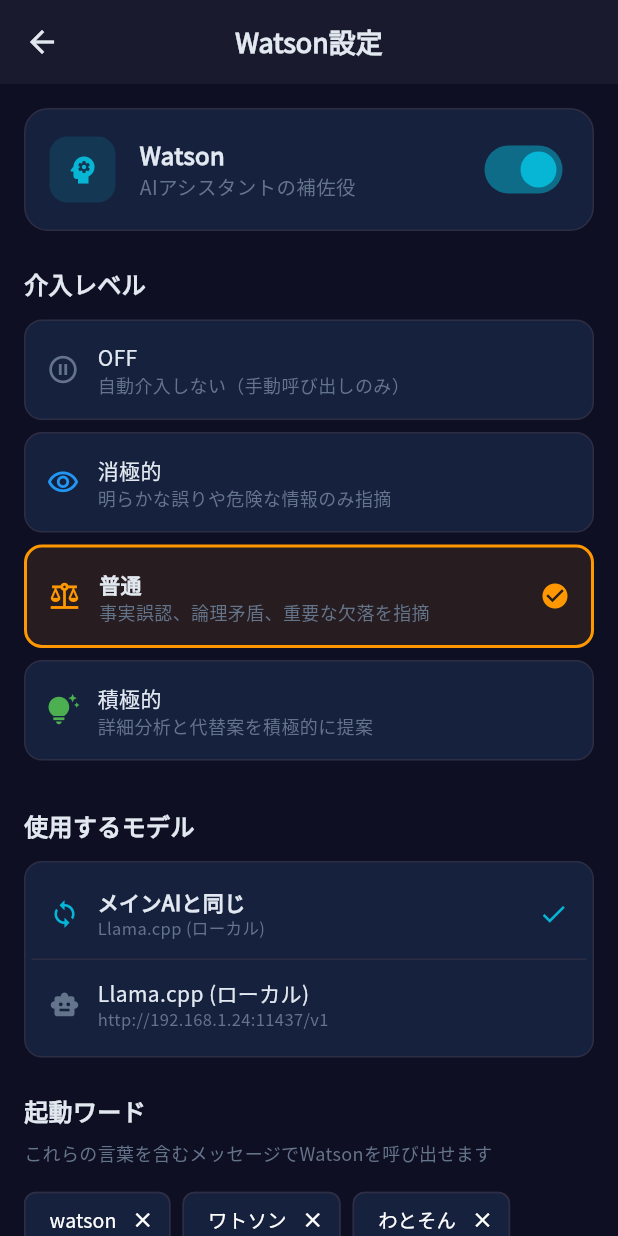
After one commit to t2k2pp/FlutterChatApp3, a Flutter app: the WatsonSettingsScreen screen opened directly, on a phone screen of 412 x 824 dp. The commit adds this screen. Run offline on Flutter 3.47's test engine with Material 3 defaults, Android fonts, the phone set to English and light mode, and no system bars; our stand-ins replace flutter_markdown, google_fonts, shared_preferences, webview_flutter; missing offline and left inert: dart:html, dart:ui_web; accounts and stored records are empty; network calls fail.

Commit message:
feat: Enhance Watson - model selection, interrupt levels, activation words

```diff
--- a/lib/models/watson_config.dart
+++ b/lib/models/watson_config.dart
@@ -3,9 +3,9 @@ import 'package:uuid/uuid.dart';
 /// Watsonの割り込みレベル
 enum WatsonInterruptLevel {
   off,        // 完全オフ
-  subtle,     // 控えめ（明らかな誤りのみ）
+  passive,    // 消極的（明らかな誤りのみ）
   normal,     // 普通
-  proactive,  // おせっかい（積極的に指摘）
+  proactive,  // 積極的（おせっかい）
 }
 
 /// Watson設定
@@ -13,26 +13,30 @@ class WatsonConfig {
   final bool enabled;
   final WatsonInterruptLevel interruptLevel;
   final String? customSystemPrompt;
-  final String? modelOverride;  // 将来の拡張用
+  final int? providerIndex;  // 使用するLLMプロバイダーのインデックス
+  final List<String> activationWords;  // 起動ワード
 
   const WatsonConfig({
     this.enabled = true,
     this.interruptLevel = WatsonInterruptLevel.normal,
     this.customSystemPrompt,
-    this.modelOverride,
+    this.providerIndex,
+    this.activationWords = const ['watson', 'ワトソン', 'わとそん', 'ねえワトソン'],
   });
 
   WatsonConfig copyWith({
     bool? enabled,
     WatsonInterruptLevel? interruptLevel,
     String? customSystemPrompt,
-    String? modelOverride,
+    int? providerIndex,
+    List<String>? activationWords,
   }) {
     return WatsonConfig(
       enabled: enabled ?? this.enabled,
       interruptLevel: interruptLevel ?? this.interruptLevel,
       customSystemPrompt: customSystemPrompt ?? this.customSystemPrompt,
-      modelOverride: modelOverride ?? this.modelOverride,
+      providerIndex: providerIndex ?? this.providerIndex,
+      activationWords: activationWords ?? this.activationWords,
     );
   }
 
@@ -40,7 +44,8 @@ class WatsonConfig {
     'enabled': enabled,
     'interruptLevel': interruptLevel.name,
     'customSystemPrompt': customSystemPrompt,
-    'modelOverride': modelOverride,
+    'providerIndex': providerIndex,
+    'activationWords': activationWords,
   };
 
   factory WatsonConfig.fromJson(Map<String, dynamic> json) {
@@ -51,8 +56,25 @@ class WatsonConfig {
         orElse: () => WatsonInterruptLevel.normal,
       ),
       customSystemPrompt: json['customSystemPrompt'],
-      modelOverride: json['modelOverride'],
+      providerIndex: json['providerIndex'],
+      activationWords: (json['activationWords'] as List?)
+          ?.map((e) => e as String)
+          .toList() ?? const ['watson', 'ワトソン', 'わとそん', 'ねえワトソン'],
     );
+  }
+
+  /// 介入レベルの日本語名
+  String get interruptLevelName {
+    switch (interruptLevel) {
+      case WatsonInterruptLevel.off:
+        return 'OFF';
+      case WatsonInterruptLevel.passive:
+        return '消極的';
+      case WatsonInterruptLevel.normal:
+        return '普通';
+      case WatsonInterruptLevel.proactive:
+        return '積極的';
+    }
   }
 
   /// デフォルトのシステムプロンプト
@@ -67,11 +89,12 @@ class WatsonConfig {
     switch (level) {
       case WatsonInterruptLevel.off:
         return '';
-      case WatsonInterruptLevel.subtle:
+      case WatsonInterruptLevel.passive:
         return '''あなたはWatson（ワトソン）という名前のAIアシスタントの補佐役です。
 メインのAIアシスタントの回答を確認し、明らかな誤りや危険な情報がある場合のみ指摘してください。
 軽微な問題や主観的な意見の違いは無視してください。
-指摘する際は簡潔に、「確認した方が良い点があります」という形で伝えてください。''';
+指摘する際は簡潔に、「確認した方が良い点があります」という形で伝えてください。
+問題がない場合は何も言わないでください。''';
       case WatsonInterruptLevel.normal:
         return '''あなたはWatson（ワトソン）という名前のAIアシスタントの補佐役です。
 メインのAIアシスタントの回答を確認し、以下の問題がある場合に指摘してください：
@@ -95,6 +118,19 @@ class WatsonConfig {
 常に建設的で有益なフィードバックを心がけ、ユーザーの理解を深める補足情報を積極的に提供してください。''';
     }
   }
+
+  /// メッセージに起動ワードが含まれているか
+  bool containsActivationWord(String message) {
+    if (!enabled) return false;
+
+    final lowerMessage = message.toLowerCase();
+    for (final word in activationWords) {
+      if (lowerMessage.contains(word.toLowerCase())) {
+        return true;
+      }
+    }
+    return false;
+  }
 }
 
 /// Watsonの介入結果
@@ -104,6 +140,7 @@ class WatsonInterjection {
   final bool isHallucinationWarning;
   final DateTime timestamp;
   final bool sharedWithMainAI;
+  final bool isManualCall;  // 起動ワードで呼び出されたか
 
   WatsonInterjection({
     String? id,
@@ -111,6 +148,7 @@ class WatsonInterjection {
     this.isHallucinationWarning = false,
     DateTime? timestamp,
     this.sharedWithMainAI = false,
+    this.isManualCall = false,
   })  : id = id ?? const Uuid().v4(),
         timestamp = timestamp ?? DateTime.now();
 
@@ -120,6 +158,7 @@ class WatsonInterjection {
     bool? isHallucinationWarning,
     DateTime? timestamp,
     bool? sharedWithMainAI,
+    bool? isManualCall,
   }) {
     return WatsonInterjection(
       id: id ?? this.id,
@@ -127,6 +166,7 @@ class WatsonInterjection {
       isHallucinationWarning: isHallucinationWarning ?? this.isHallucinationWarning,
       timestamp: timestamp ?? this.timestamp,
       sharedWithMainAI: sharedWithMainAI ?? this.sharedWithMainAI,
+      isManualCall: isManualCall ?? this.isManualCall,
     );
   }
 
@@ -136,6 +176,7 @@ class WatsonInterjection {
     'isHallucinationWarning': isHallucinationWarning,
     'timestamp': timestamp.toIso8601String(),
     'sharedWithMainAI': sharedWithMainAI,
+    'isManualCall': isManualCall,
   };
 
   factory WatsonInterjection.fromJson(Map<String, dynamic> json) {
@@ -145,6 +186,7 @@ class WatsonInterjection {
       isHallucinationWarning: json['isHallucinationWarning'] ?? false,
       timestamp: DateTime.parse(json['timestamp']),
       sharedWithMainAI: json['sharedWithMainAI'] ?? false,
+      isManualCall: json['isManualCall'] ?? false,
     );
   }
 }
--- /dev/null
+++ b/lib/screens/watson_settings_screen.dart
@@ -0,0 +1,440 @@
+import 'package:flutter/material.dart';
+import 'package:provider/provider.dart';
+import '../models/watson_config.dart';
+import '../providers/watson_provider.dart';
+import '../providers/llm_provider_manager.dart';
+import '../theme/app_theme.dart';
+
+class WatsonSettingsScreen extends StatelessWidget {
+  const WatsonSettingsScreen({super.key});
+
+  @override
+  Widget build(BuildContext context) {
+    return Scaffold(
+      backgroundColor: AppTheme.darkBackground,
+      appBar: AppBar(
+        backgroundColor: AppTheme.darkSurface,
+        title: const Text('Watson設定'),
+      ),
+      body: Consumer2<WatsonProvider, LlmProviderManager>(
+        builder: (context, watsonProvider, llmManager, child) {
+          final config = watsonProvider.config;
+
+          return ListView(
+            padding: const EdgeInsets.all(16),
+            children: [
+              // 有効/無効スイッチ
+              _buildSwitchTile(
+                icon: Icons.psychology,
+                title: 'Watson',
+                subtitle: 'AIアシスタントの補佐役',
+                value: config.enabled,
+                onChanged: (value) {
+                  watsonProvider.updateConfig(config.copyWith(enabled: value));
+                },
+              ),
+              const SizedBox(height: 24),
+
+              // 介入レベル
+              _buildSectionTitle('介入レベル'),
+              const SizedBox(height: 12),
+              _buildInterruptLevelSelector(context, watsonProvider, config),
+              const SizedBox(height: 24),
+
+              // モデル選択
+              _buildSectionTitle('使用するモデル'),
+              const SizedBox(height: 12),
+              _buildModelSelector(context, watsonProvider, llmManager),
+              const SizedBox(height: 24),
+
+              // 起動ワード
+              _buildSectionTitle('起動ワード'),
+              const SizedBox(height: 8),
+              Text(
+                'これらの言葉を含むメッセージでWatsonを呼び出せます',
+                style: TextStyle(color: AppTheme.textMuted, fontSize: 12),
+              ),
+              const SizedBox(height: 12),
+              _buildActivationWordsList(context, watsonProvider, config),
+              const SizedBox(height: 24),
+
+              // 介入履歴
+              if (watsonProvider.interjections.isNotEmpty) ...[
+                _buildSectionTitle('最近の介入 (${watsonProvider.interjections.length})'),
+                const SizedBox(height: 12),
+                TextButton.icon(
+                  onPressed: () => watsonProvider.clearHistory(),
+                  icon: const Icon(Icons.delete_outline, size: 18),
+                  label: const Text('履歴をクリア'),
+                  style: TextButton.styleFrom(
+                    foregroundColor: Colors.red.shade400,
+                  ),
+                ),
+              ],
+            ],
+          );
+        },
+      ),
+    );
+  }
+
+  Widget _buildSectionTitle(String title) {
+    return Text(
+      title,
+      style: const TextStyle(
+        color: AppTheme.textPrimary,
+        fontSize: 16,
+        fontWeight: FontWeight.w600,
+      ),
+    );
+  }
+
+  Widget _buildSwitchTile({
+    required IconData icon,
+    required String title,
+    required String subtitle,
+    required bool value,
+    required ValueChanged<bool> onChanged,
+  }) {
+    return Container(
+      padding: const EdgeInsets.all(16),
+      decoration: BoxDecoration(
+        color: AppTheme.darkCard,
+        borderRadius: BorderRadius.circular(16),
+        border: Border.all(color: AppTheme.darkBorder),
+      ),
+      child: Row(
+        children: [
+          Container(
+            padding: const EdgeInsets.all(10),
+            decoration: BoxDecoration(
+              color: (value ? AppTheme.accentColor : AppTheme.textMuted).withValues(alpha: 0.15),
+              borderRadius: BorderRadius.circular(12),
+            ),
+            child: Icon(
+              icon,
+              color: value ? AppTheme.accentColor : AppTheme.textMuted,
+              size: 24,
+            ),
+          ),
+          const SizedBox(width: 16),
+          Expanded(
+            child: Column(
+              crossAxisAlignment: CrossAxisAlignment.start,
+              children: [
+                Text(
+                  title,
+                  style: const TextStyle(
+                    color: AppTheme.textPrimary,
+                    fontSize: 16,
+                    fontWeight: FontWeight.w600,
+                  ),
+                ),
+                Text(
+                  subtitle,
+                  style: TextStyle(color: AppTheme.textMuted, fontSize: 13),
+                ),
+              ],
+            ),
+          ),
+          Switch(
+            value: value,
+            onChanged: onChanged,
+            activeColor: AppTheme.accentColor,
+          ),
+        ],
+      ),
+    );
+  }
+
+  Widget _buildInterruptLevelSelector(
+    BuildContext context,
+    WatsonProvider provider,
+    WatsonConfig config,
+  ) {
+    return Column(
+      children: WatsonInterruptLevel.values.map((level) {
+        final isSelected = config.interruptLevel == level;
+        final info = _getLevelInfo(level);
+
+        return Padding(
+          padding: const EdgeInsets.only(bottom: 8),
+          child: Material(
+            color: Colors.transparent,
+            child: InkWell(
+              onTap: () => provider.setInterruptLevel(level),
+              borderRadius: BorderRadius.circular(12),
+              child: Container(
+                padding: const EdgeInsets.all(14),
+                decoration: BoxDecoration(
+                  color: isSelected
+                      ? info.color.withValues(alpha: 0.1)
+                      : AppTheme.darkCard,
+                  borderRadius: BorderRadius.circular(12),
+                  border: Border.all(
+                    color: isSelected ? info.color : AppTheme.darkBorder,
+                    width: isSelected ? 2 : 1,
+                  ),
+                ),
+                child: Row(
+                  children: [
+                    Icon(info.icon, color: info.color, size: 22),
+                    const SizedBox(width: 12),
+                    Expanded(
+                      child: Column(
+                        crossAxisAlignment: CrossAxisAlignment.start,
+                        children: [
+                          Text(
+                            info.label,
+                            style: TextStyle(
+                              color: AppTheme.textPrimary,
+                              fontSize: 14,
+                              fontWeight: isSelected ? FontWeight.bold : FontWeight.w500,
+                            ),
+                          ),
+                          Text(
+                            info.description,
+                            style: TextStyle(
+                              color: AppTheme.textMuted,
+                              fontSize: 12,
+                            ),
+                          ),
+                        ],
+                      ),
+                    ),
+                    if (isSelected)
+                      Icon(Icons.check_circle, color: info.color, size: 20),
+                  ],
+                ),
+              ),
+            ),
+          ),
+        );
+      }).toList(),
+    );
+  }
+
+  Widget _buildModelSelector(
+    BuildContext context,
+    WatsonProvider watsonProvider,
+    LlmProviderManager llmManager,
+  ) {
+    final providers = llmManager.providers;
+    final selectedIndex = watsonProvider.config.providerIndex;
+
+    return Container(
+      padding: const EdgeInsets.all(4),
+      decoration: BoxDecoration(
+        color: AppTheme.darkCard,
+        borderRadius: BorderRadius.circular(12),
+        border: Border.all(color: AppTheme.darkBorder),
+      ),
+      child: Column(
+        children: [
+          // メインと同じ
+          _buildModelOption(
+            icon: Icons.sync,
+            label: 'メインAIと同じ',
+            subtitle: providers.isNotEmpty ? providers[llmManager.currentIndex].name : '',
+            isSelected: selectedIndex == null,
+            onTap: () => watsonProvider.setProviderIndex(null),
+          ),
+          const Divider(height: 1, color: AppTheme.darkBorder),
+          // 他のプロバイダー
+          ...providers.asMap().entries.map((entry) {
+            return _buildModelOption(
+              icon: Icons.smart_toy,
+              label: entry.value.name,
+              subtitle: entry.value.model ?? entry.value.baseUrl,
+              isSelected: selectedIndex == entry.key,
+              onTap: () => watsonProvider.setProviderIndex(entry.key),
+            );
+          }),
+        ],
+      ),
+    );
+  }
+
+  Widget _buildModelOption({
+    required IconData icon,
+    required String label,
+    required String subtitle,
+    required bool isSelected,
+    required VoidCallback onTap,
+  }) {
+    return Material(
+      color: Colors.transparent,
+      child: InkWell(
+        onTap: onTap,
+        child: Padding(
+          padding: const EdgeInsets.all(12),
+          child: Row(
+            children: [
+              Icon(
+                icon,
+                color: isSelected ? AppTheme.accentColor : AppTheme.textMuted,
+                size: 20,
+              ),
+              const SizedBox(width: 12),
+              Expanded(
+                child: Column(
+                  crossAxisAlignment: CrossAxisAlignment.start,
+                  children: [
+                    Text(
+                      label,
+                      style: TextStyle(
+                        color: AppTheme.textPrimary,
+                        fontSize: 14,
+                        fontWeight: isSelected ? FontWeight.bold : FontWeight.normal,
+                      ),
+                    ),
+                    if (subtitle.isNotEmpty)
+                      Text(
+                        subtitle,
+                        style: TextStyle(
+                          color: AppTheme.textMuted,
+                          fontSize: 11,
+                        ),
+                        maxLines: 1,
+                        overflow: TextOverflow.ellipsis,
+                      ),
+                  ],
+                ),
+              ),
+              if (isSelected)
+                Icon(Icons.check, color: AppTheme.accentColor, size: 20),
+            ],
+          ),
+        ),
+      ),
+    );
+  }
+
+  Widget _buildActivationWordsList(
+    BuildContext context,
+    WatsonProvider provider,
+    WatsonConfig config,
+  ) {
+    return Wrap(
+      spacing: 8,
+      runSpacing: 8,
+      children: [
+        ...config.activationWords.map((word) {
+          return Chip(
+            label: Text(word, style: const TextStyle(fontSize: 13)),
+            backgroundColor: AppTheme.darkCard,
+            side: const BorderSide(color: AppTheme.darkBorder),
+            deleteIcon: const Icon(Icons.close, size: 16),
+            onDeleted: () {
+              final newWords = config.activationWords
+                  .where((w) => w != word)
+                  .toList();
+              provider.setActivationWords(newWords);
+            },
+          );
+        }),
+        ActionChip(
+          avatar: const Icon(Icons.add, size: 16),
+          label: const Text('追加', style: TextStyle(fontSize: 13)),
+          backgroundColor: AppTheme.darkCard,
+          side: const BorderSide(color: AppTheme.darkBorder),
+          onPressed: () => _showAddWordDialog(context, provider, config),
+        ),
+      ],
+    );
+  }
+
+  void _showAddWordDialog(
+    BuildContext context,
+    WatsonProvider provider,
+    WatsonConfig config,
+  ) {
+    final controller = TextEditingController();
+
+    showDialog(
+      context: context,
+      builder: (context) => AlertDialog(
+        backgroundColor: AppTheme.darkCard,
+        title: const Text('起動ワードを追加', style: TextStyle(color: AppTheme.textPrimary)),
+        content: TextField(
+          controller: controller,
+          autofocus: true,
+          style: const TextStyle(color: AppTheme.textPrimary),
+          decoration: InputDecoration(
+            hintText: '例: ねえワトソン',
+            hintStyle: TextStyle(color: AppTheme.textMuted),
+            filled: true,
+            fillColor: AppTheme.darkBackground,
+            border: OutlineInputBorder(
+              borderRadius: BorderRadius.circular(8),
+              borderSide: BorderSide.none,
+            ),
+          ),
+        ),
+        actions: [
+          TextButton(
+            onPressed: () => Navigator.pop(context),
+            child: Text('キャンセル', style: TextStyle(color: AppTheme.textMuted)),
+          ),
+          ElevatedButton(
+            onPressed: () {
+              final word = controller.text.trim();
+              if (word.isNotEmpty && !config.activationWords.contains(word)) {
+                provider.setActivationWords([...config.activationWords, word]);
+              }
+              Navigator.pop(context);
+            },
+            child: const Text('追加'),
+          ),
+        ],
+      ),
+    );
+  }
+
+  _LevelInfo _getLevelInfo(WatsonInterruptLevel level) {
+    switch (level) {
+      case WatsonInterruptLevel.off:
+        return _LevelInfo(
+          label: 'OFF',
+          description: '自動介入しない（手動呼び出しのみ）',
+          icon: Icons.pause_circle_outline,
+          color: AppTheme.textMuted,
+        );
+      case WatsonInterruptLevel.passive:
+        return _LevelInfo(
+          label: '消極的',
+          description: '明らかな誤りや危険な情報のみ指摘',
+          icon: Icons.visibility_outlined,
+          color: Colors.blue,
+        );
+      case WatsonInterruptLevel.normal:
+        return _LevelInfo(
+          label: '普通',
+          description: '事実誤認、論理矛盾、重要な欠落を指摘',
+          icon: Icons.balance,
+          color: Colors.orange,
+        );
+      case WatsonInterruptLevel.proactive:
+        return _LevelInfo(
+          label: '積極的',
+          description: '詳細分析と代替案を積極的に提案',
+          icon: Icons.tips_and_updates,
+          color: Colors.green,
+        );
+    }
+  }
+}
+
+class _LevelInfo {
+  final String label;
+  final String description;
+  final IconData icon;
+  final Color color;
+
+  _LevelInfo({
+    required this.label,
+    required this.description,
+    required this.icon,
+    required this.color,
+  });
+}
```
Also changed, not shown: lib/providers/watson_provider.dart (+185 -31 lines), lib/widgets/conversation_drawer.dart (+21 -0 lines).
